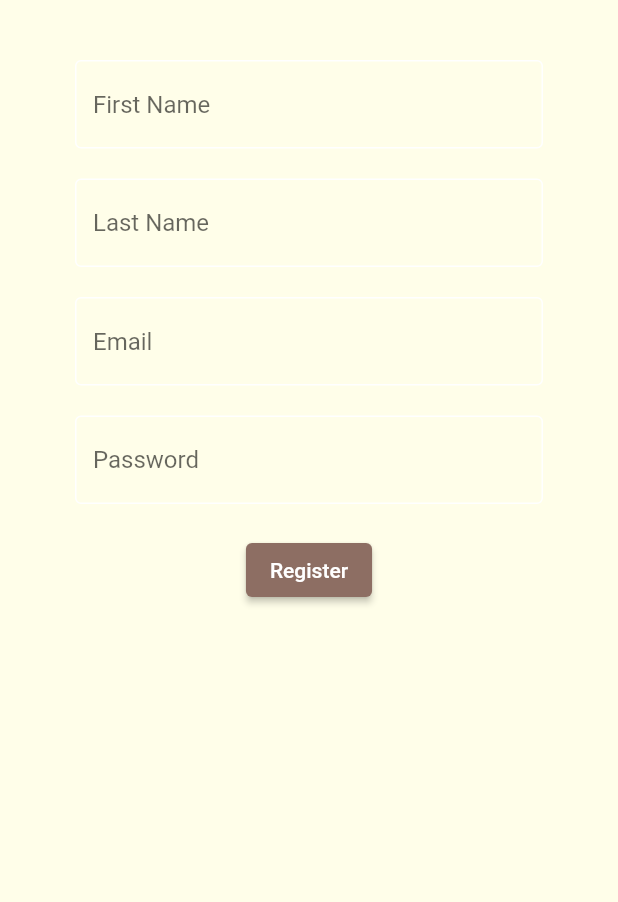
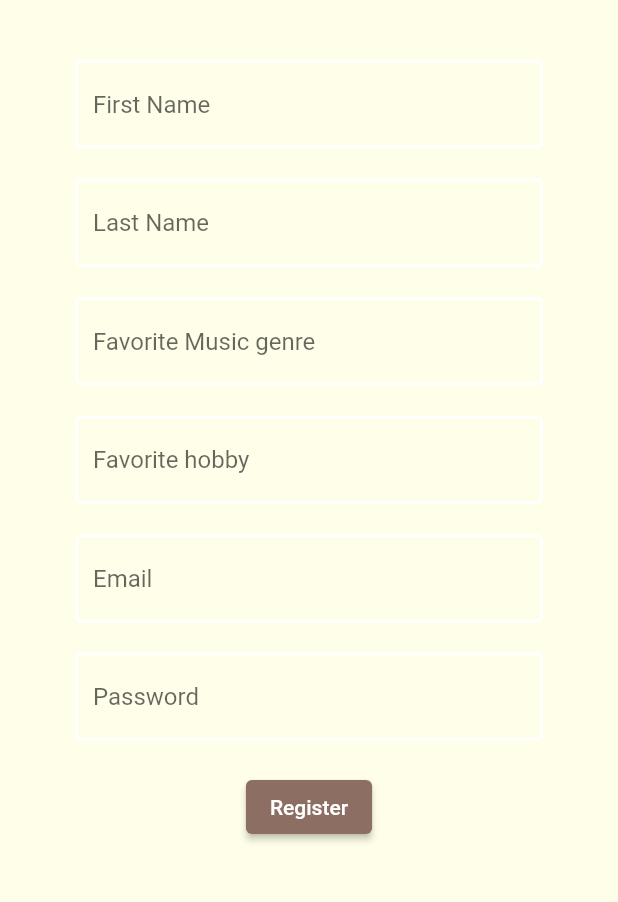
Before and after one commit to sjokerkiller/FAST-Relief, a Flutter app: the screen it shows after launch, after a tap on "Register", on a phone screen of 412 x 824 dp, the part 84-986 px from its top. Run offline on Flutter 3.47's test engine with Material 2 defaults, Android fonts, the phone set to English and light mode, and no system bars; our stand-ins replace audioplayers, cloud_firestore, firebase_auth, firebase_core, flutter_fortune_wheel, flutter_spinkit; accounts and stored records are empty.

Commit message:
Updated master branch

```diff
--- a/lib/models/fast.dart
+++ b/lib/models/fast.dart
@@ -1,3 +1,5 @@
+import 'package:cloud_firestore/cloud_firestore.dart';
+
 class Fast {
 
   final String firstName;
--- a/lib/screens/authenticate/register.dart
+++ b/lib/screens/authenticate/register.dart
@@ -24,6 +24,8 @@ class _RegisterState extends State<Register> {
   //text field state
   String firstName = '';
   String lastName = '';
+  String music = '';
+  String hobbies = '';
   String email = '';
   String password = '';
   bool loading = false;
@@ -76,6 +78,22 @@ class _RegisterState extends State<Register> {
                   ),
                   SizedBox(height: 20.0),
                   TextFormField(
+                    decoration: textInputDecoration.copyWith(hintText: 'Favorite Music genre'),
+                    validator: (val) => val.isEmpty ? 'Enter a music genre' : null,
+                    onChanged: (val) {
+                      setState(() => music = val);
+                    },
+                  ),
+                  SizedBox(height: 20.0),
+                  TextFormField(
+                    decoration: textInputDecoration.copyWith(hintText: 'Favorite hobby'),
+                    validator: (val) => val.isEmpty ? 'Enter a hobby' : null,
+                    onChanged: (val) {
+                      setState(() => hobbies = val);
+                    },
+                  ),
+                  SizedBox(height: 20.0),
+                  TextFormField(
                     decoration: textInputDecoration.copyWith(hintText: 'Email'),
                       //new
                       keyboardType: TextInputType.emailAddress,
@@ -108,7 +126,7 @@ class _RegisterState extends State<Register> {
                       onPressed: () async {
                         if (_formKey.currentState.validate()){
                           setState(() => loading = true);
-                          dynamic result = await _auth.registerWithEmailAndPassword(email, password, firstName, lastName);
+                          dynamic result = await _auth.registerWithEmailAndPassword(email, password, firstName, lastName, music, hobbies);
                           if (result == null){
                             setState(() {
                               error = 'please supply a valid email';
--- a/lib/screens/authenticate/sign_in.dart
+++ b/lib/screens/authenticate/sign_in.dart
@@ -56,7 +56,7 @@ class _SignInState extends State<SignIn> {
               fit: BoxFit.fill,
             ),
           ),*/
-          padding: EdgeInsets.symmetric(vertical: 1.0, horizontal: 50.0),
+          padding: EdgeInsets.symmetric(vertical: 30.0, horizontal: 50.0),
           child: Form(
             key: _formKey,
             child: Column(
--- a/lib/screens/home/fast_list.dart
+++ b/lib/screens/home/fast_list.dart
@@ -23,6 +23,7 @@ class _FastListState extends State<FastList> {
     });*/
     return ListView.builder(
       itemCount: fasts.length,
+      //itemCount: fasts.length,
       itemBuilder: (context, index) {
         return FastCards(fast: fasts[index]);
       },
--- a/lib/services/auth.dart
+++ b/lib/services/auth.dart
@@ -29,14 +29,14 @@ class AuthService {
   }
   //register with email % password
   Future registerWithEmailAndPassword(String email, String password, String firstName,
-      String lastName) async {
+      String lastName, String music, String hobbies) async {
     try {
       UserCredential result = await _auth.createUserWithEmailAndPassword(email: email, password: password);
       User user = result.user;
 
       //create a new document for the user with the uid
-      await DatabaseService(uid: user.uid).updateUserData(firstName, lastName, 'Jumprope'
-          , 'Lofi');
+      await DatabaseService(uid: user.uid).updateUserData(firstName, lastName, music
+          , hobbies);
       return _userFromFirebaseUser(user);
     } catch(e){
       print(e.toString());
--- a/lib/shared/constants.dart
+++ b/lib/shared/constants.dart
@@ -1,10 +1,10 @@
 import 'package:flutter/material.dart';
 
 const textInputDecoration = InputDecoration(
-  fillColor: Color(0x9AFFFEE9),
+  fillColor: Color(0x6BFFFEE9),
   filled: true,
   enabledBorder: OutlineInputBorder(
-    borderSide: BorderSide(color: Colors.white, width: 1.0)
+    borderSide: BorderSide(color: Colors.white, width: 2.0)
   ),
   focusedBorder: OutlineInputBorder(
     borderSide: BorderSide(color: Colors.greenAccent, width: 1.0)
--- a/pubspec.yaml
+++ b/pubspec.yaml
@@ -36,6 +36,7 @@ dependencies:
   flutter_spinkit: "^4.1.2"
   flutter_fortune_wheel: ^0.4.2
   audioplayers: any
+  assets_audio_player: ^3.0.3+2
 
 dev_dependencies:
   flutter_test:
```
Also changed, not shown: lib/screens/home/fast_cards.dart (+137 -5 lines), lib/services/database.dart (+5 -5 lines), assets/images/evening.jpg (added), assets/images/relax.jpg (added), pubspec.lock.
